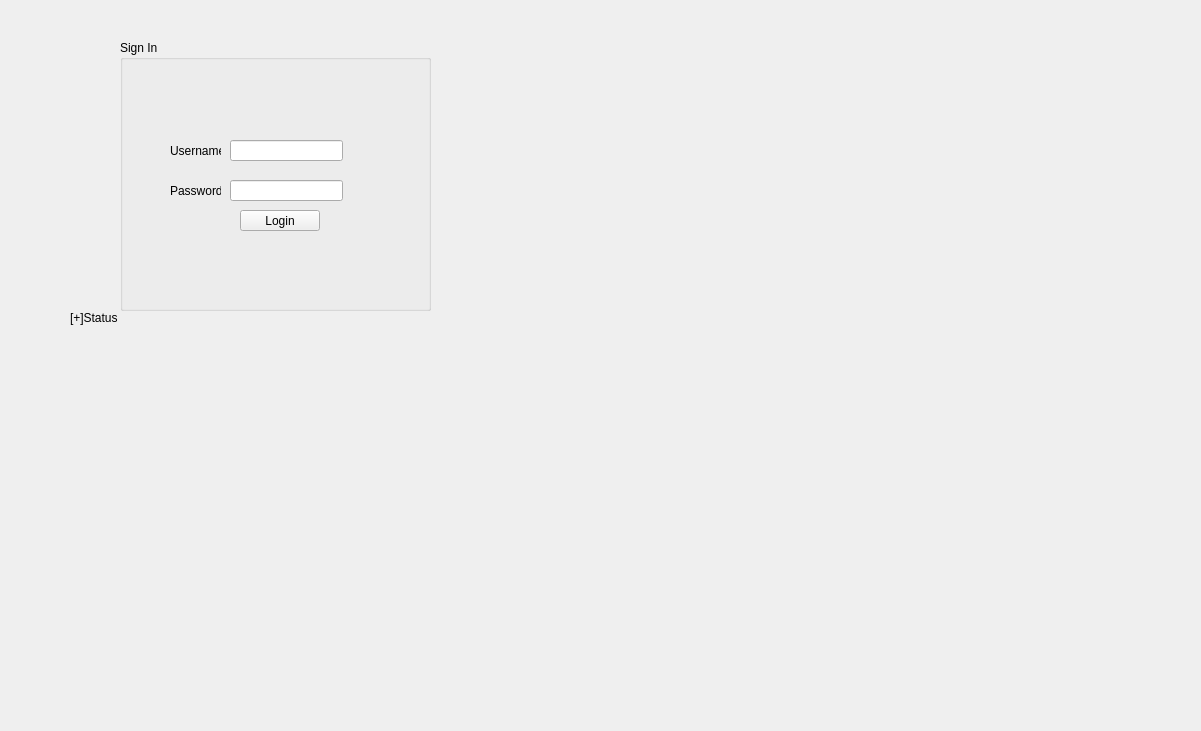
Before: the Qt Designer form European-Vacation-Program/loginwindow.ui in AaronGeesink/CS1D-European-Vacation-Project, drawn with Qt 5.
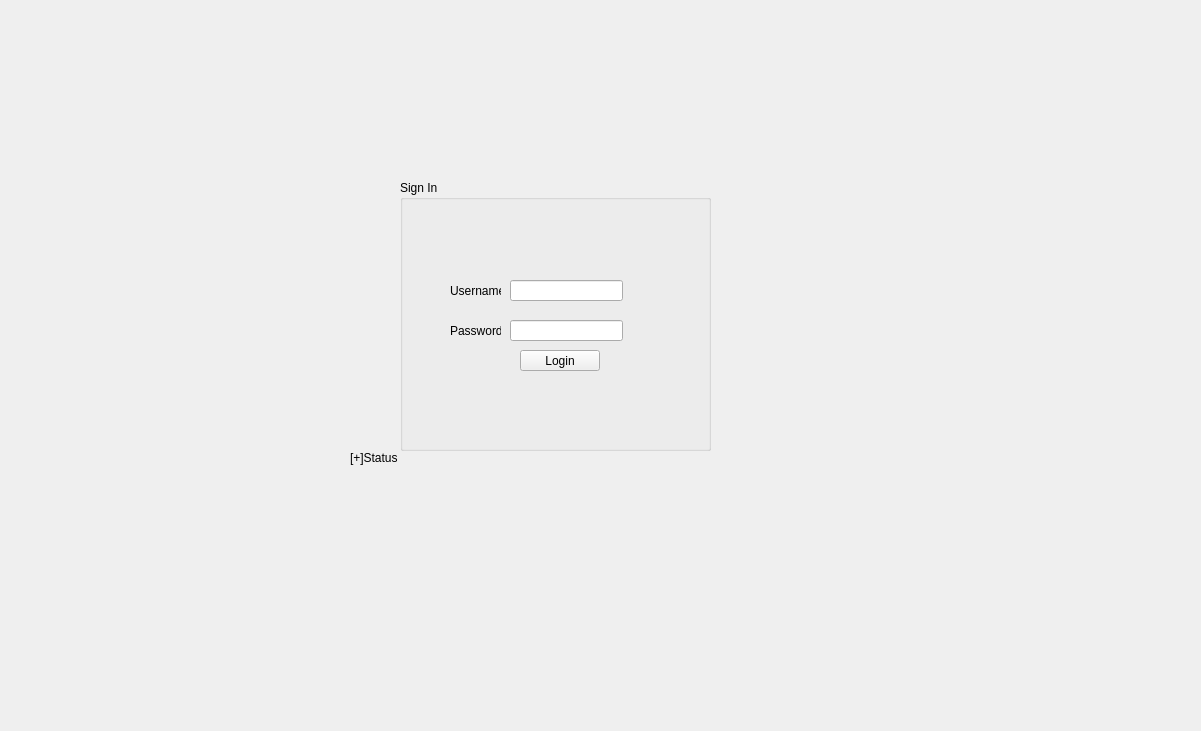
After: the same form once the commit is applied.

Commit message: Redid edit window

What changed in the file:
```diff
--- a/European-Vacation-Program/loginwindow.ui
+++ b/European-Vacation-Program/loginwindow.ui
@@ -16,8 +16,8 @@
   <widget class="QLineEdit" name="usernameLineEdit">
    <property name="geometry">
     <rect>
-     <x>230</x>
-     <y>140</y>
+     <x>510</x>
+     <y>280</y>
      <width>113</width>
      <height>21</height>
     </rect>
@@ -26,8 +26,8 @@
   <widget class="QLineEdit" name="passwordLineEdit">
    <property name="geometry">
     <rect>
-     <x>230</x>
-     <y>180</y>
+     <x>510</x>
+     <y>320</y>
      <width>113</width>
      <height>21</height>
     </rect>
@@ -39,8 +39,8 @@
   <widget class="QLabel" name="usernameLabel">
    <property name="geometry">
     <rect>
-     <x>170</x>
-     <y>140</y>
+     <x>450</x>
+     <y>280</y>
      <width>51</width>
      <height>21</height>
     </rect>
@@ -52,8 +52,8 @@
   <widget class="QLabel" name="passwordLabel">
    <property name="geometry">
     <rect>
-     <x>170</x>
-     <y>180</y>
+     <x>450</x>
+     <y>320</y>
      <width>51</width>
      <height>21</height>
     </rect>
@@ -65,8 +65,8 @@
   <widget class="QLabel" name="statusLabel">
    <property name="geometry">
     <rect>
-     <x>70</x>
-     <y>310</y>
+     <x>350</x>
+     <y>450</y>
      <width>341</width>
      <height>16</height>
     </rect>
@@ -78,8 +78,8 @@
   <widget class="QGroupBox" name="loginGroupBox">
    <property name="geometry">
     <rect>
-     <x>120</x>
-     <y>40</y>
+     <x>400</x>
+     <y>180</y>
      <width>311</width>
      <height>271</height>
     </rect>
```
The commit also changes 7 other files.
